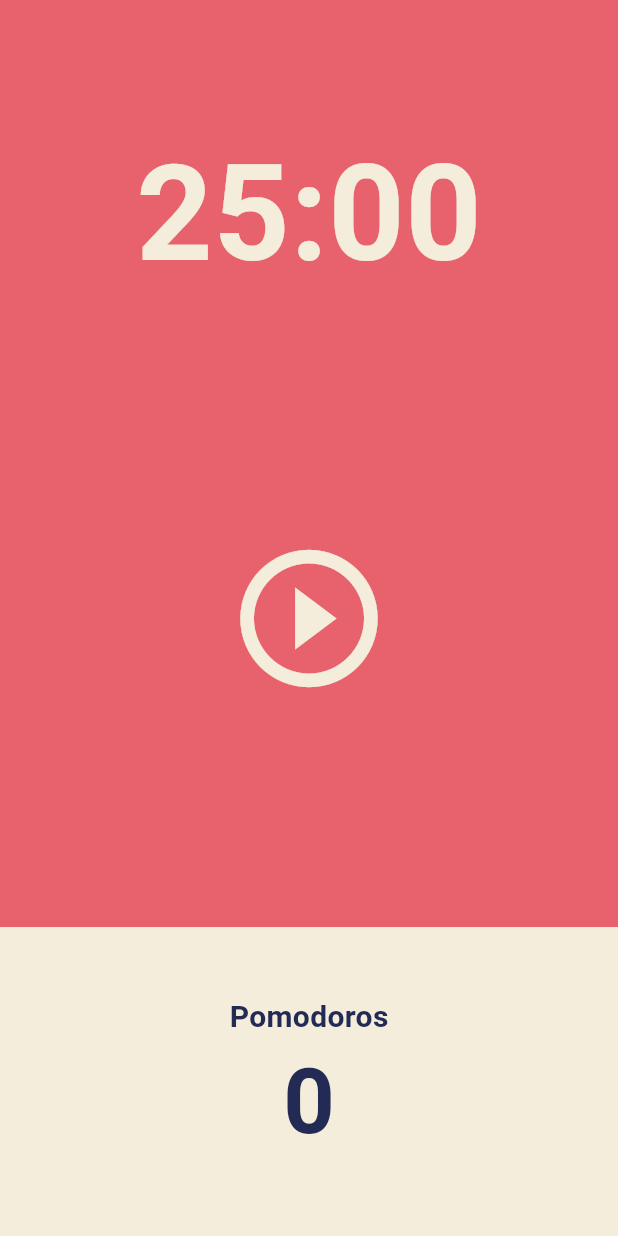
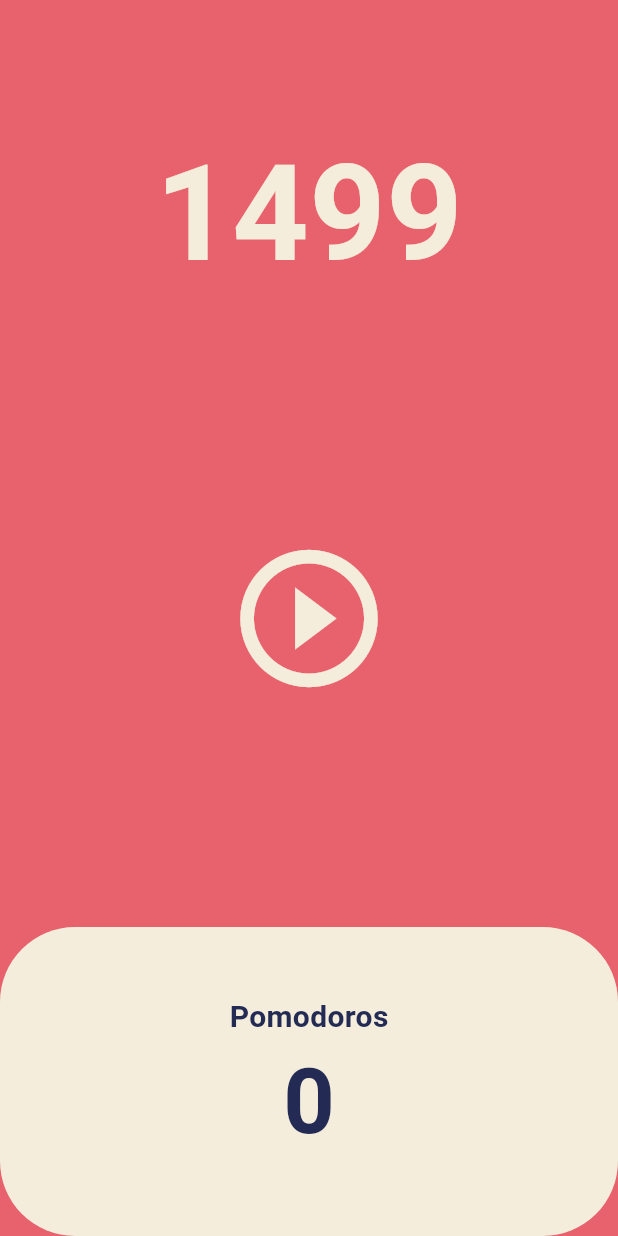
Before and after one commit to ParkSohyunee/flutter-toonflix, a Flutter app: the screen it shows after launch, after a tap on the "play circle outline" icon, on a phone screen of 412 x 824 dp. Run offline on Flutter 3.47's test engine with Material 3 defaults, Android fonts, the phone set to English and light mode, and no system bars.

```diff
--- a/lib/screens/home_screen.dart
+++ b/lib/screens/home_screen.dart
@@ -1,3 +1,4 @@
+import 'dart:async';
 import 'package:flutter/material.dart';
 
 class HomeScreen extends StatefulWidget {
@@ -8,6 +9,19 @@ class HomeScreen extends StatefulWidget {
 }
 
 class _HomeScreenState extends State<HomeScreen> {
+  int totalSeconds = 1500;
+  late Timer timer;
+
+  void onTick(Timer timer) {
+    setState(() {
+      totalSeconds--;
+    });
+  }
+
+  void onStartPressed() {
+    timer = Timer.periodic(const Duration(seconds: 1), onTick);
+  }
+
   @override
   Widget build(BuildContext context) {
     return Scaffold(
@@ -19,7 +33,7 @@ class _HomeScreenState extends State<HomeScreen> {
               child: Container(
                 alignment: Alignment.bottomCenter,
                 child: Text(
-                  '25:00',
+                  '$totalSeconds',
                   style: TextStyle(
                       color: Theme.of(context).cardColor,
                       fontSize: 89,
@@ -30,7 +44,7 @@ class _HomeScreenState extends State<HomeScreen> {
               flex: 2,
               child: Center(
                 child: IconButton(
-                  onPressed: () {},
+                  onPressed: onStartPressed,
                   icon: const Icon(Icons.play_circle_outline_outlined),
                   iconSize: 110,
                   color: Theme.of(context).cardColor,
@@ -42,8 +56,9 @@ class _HomeScreenState extends State<HomeScreen> {
               children: [
                 Expanded(
                   child: Container(
-                    decoration:
-                        BoxDecoration(color: Theme.of(context).cardColor),
+                    decoration: BoxDecoration(
+                        color: Theme.of(context).cardColor,
+                        borderRadius: BorderRadius.circular(50)),
                     child: Column(
                       mainAxisAlignment: MainAxisAlignment.center,
                       children: [
```
